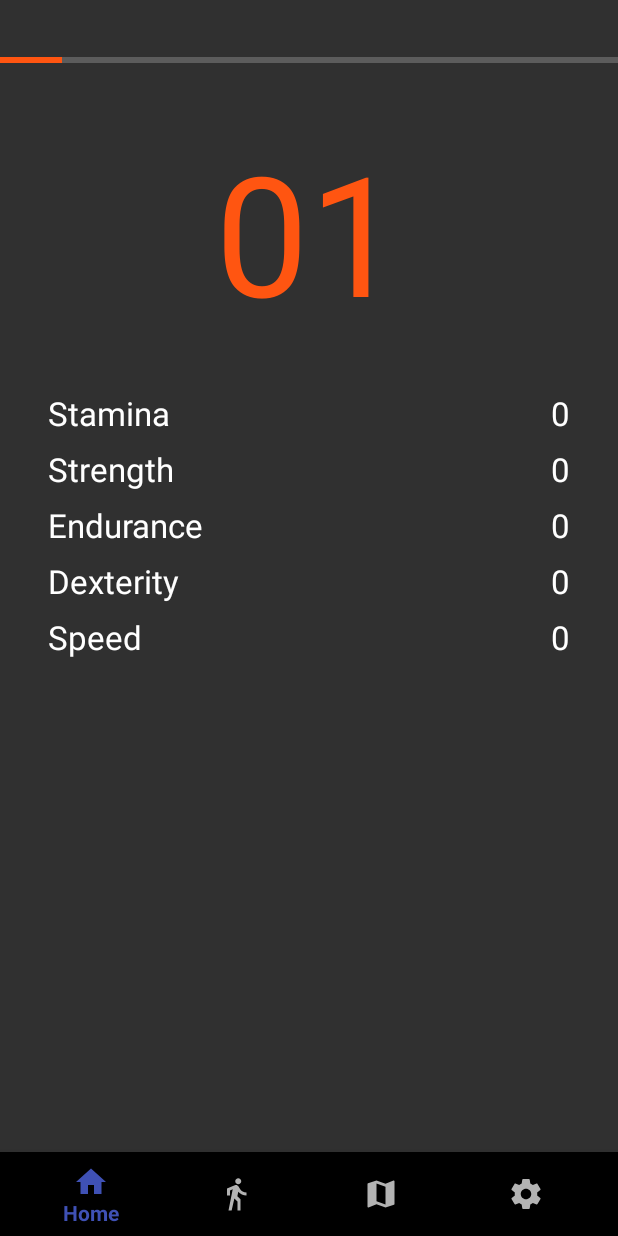
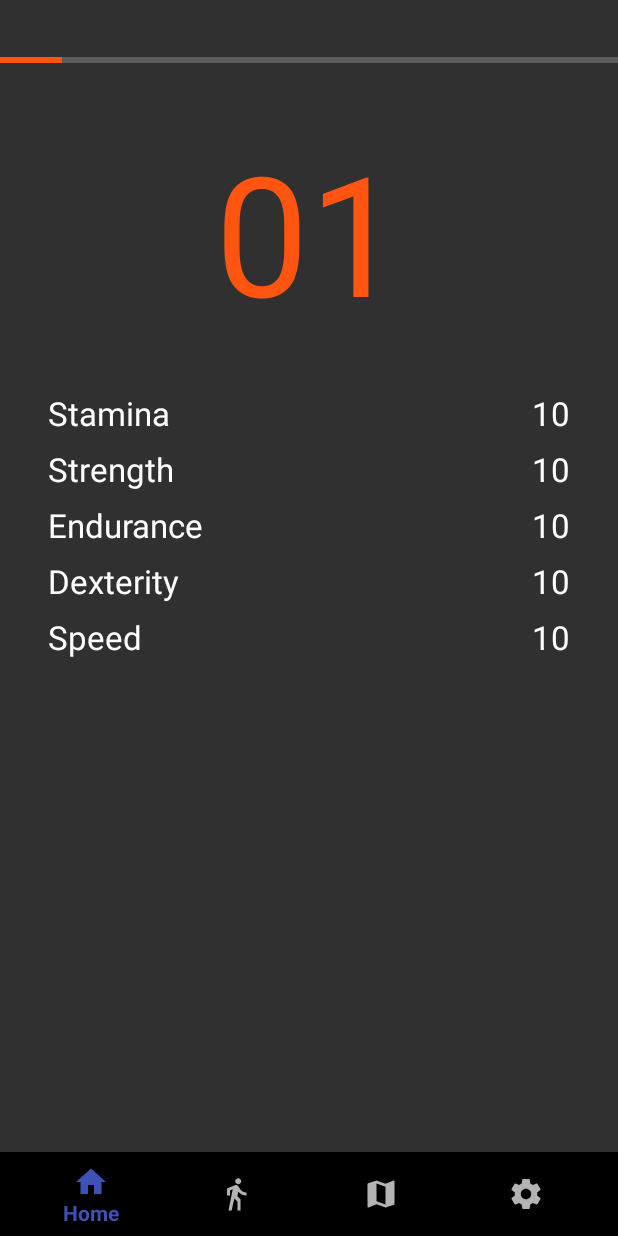
Before and after one commit to burriep/FitRPG, an Android app: the screen it shows after launch (Home), on a phone screen of 412 x 824 dp. Run offline under Robolectric (Android 15) with nearby library versions, the light colour scheme and no system bars; 3 statements that could not run were skipped.

Commit message:
more changes :)

```diff
--- a/app/src/main/java/edu/uwm/cs/fitrpg/activity/Home.java
+++ b/app/src/main/java/edu/uwm/cs/fitrpg/activity/Home.java
@@ -131,6 +131,11 @@ public class Home extends AppCompatActivity {
         character = new RpgChar();
         character.setId(1);
         character.setName("Defaultio");
+        character.setStamina(10);
+        character.setSpeed(10);
+        character.setStrength(10);
+        character.setDexterity(10);
+        character.setEndurance(10);
         character.setLoopCount(1);
         character.create(db);
         // fitness challenge levels
```
Also changed, not shown: app/src/main/java/edu/uwm/cs/fitrpg/MapActivity.java (+9 -10 lines).
